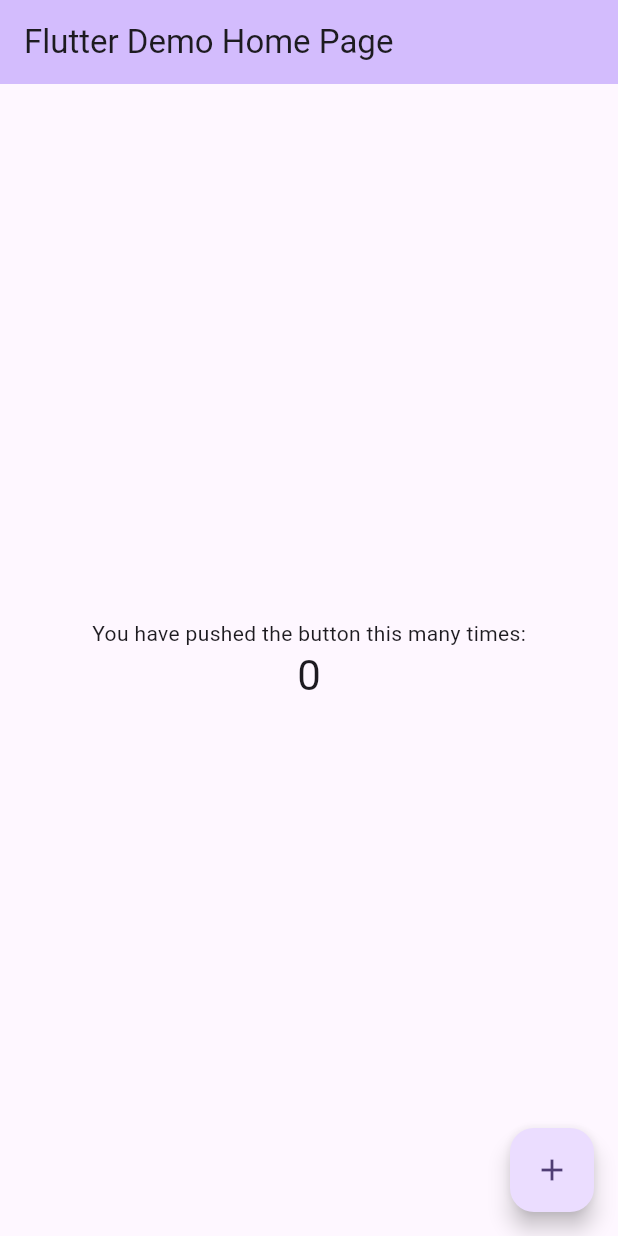
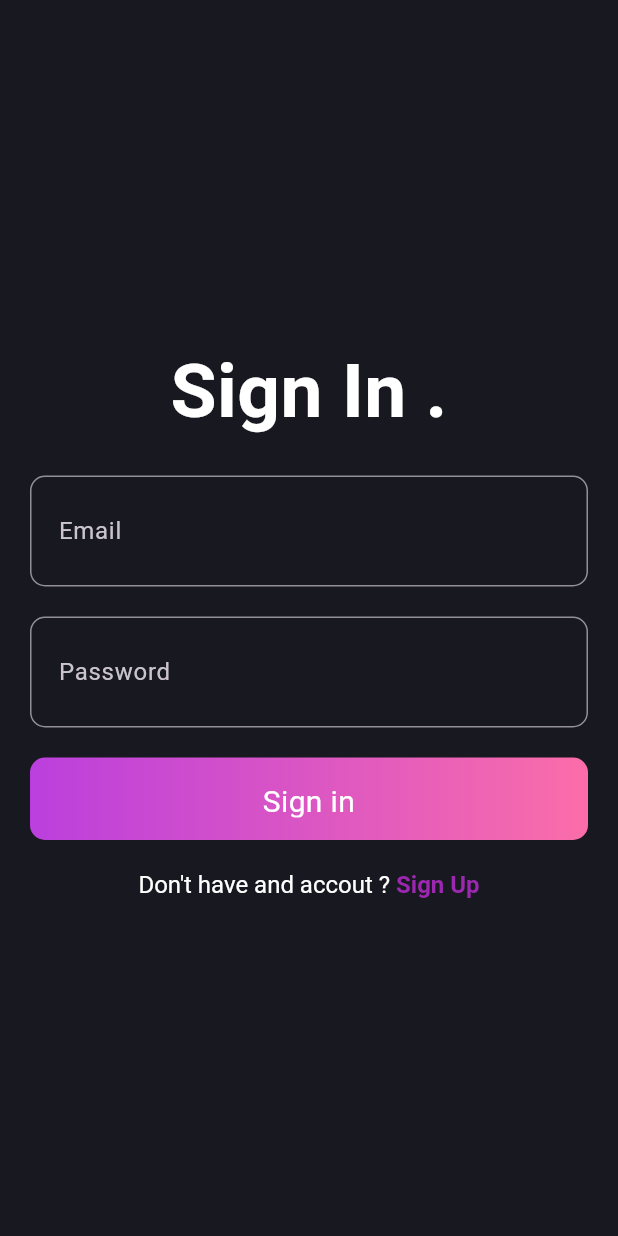
Before and after one commit to Aditya290605/Blog-App, a Flutter app: the screen it shows after launch, on a phone screen of 412 x 824 dp. Run offline on Flutter 3.47's test engine with Material 3 defaults, Android fonts, the phone set to English and light mode, and no system bars.

Commit message:
sign-up login page created

```diff
--- /dev/null
+++ b/blog_app/lib/core/theme/app_colors.dart
@@ -0,0 +1,13 @@
+import 'package:flutter/material.dart';
+
+class AppPallete {
+  static const Color backgroundColor = Color.fromRGBO(24, 24, 32, 1);
+  static const Color gradient1 = Color.fromRGBO(187, 63, 221, 1);
+  static const Color gradient2 = Color.fromRGBO(251, 109, 169, 1);
+  static const Color gradient3 = Color.fromRGBO(255, 159, 124, 1);
+  static const Color borderColor = Color.fromRGBO(52, 51, 67, 1);
+  static const Color whiteColor = Colors.white;
+  static const Color greyColor = Colors.grey;
+  static const Color errorColor = Colors.redAccent;
+  static const Color transparentColor = Colors.transparent;
+}
--- /dev/null
+++ b/blog_app/lib/core/theme/app_theme.dart
@@ -0,0 +1,16 @@
+import 'package:blog_app/core/theme/app_colors.dart';
+import 'package:flutter/material.dart';
+
+class AppTheme {
+  static final darkThemeMode = ThemeData.dark().copyWith(
+    scaffoldBackgroundColor: AppPallete.backgroundColor,
+    inputDecorationTheme: InputDecorationTheme(
+      contentPadding: EdgeInsets.symmetric(horizontal: 15, vertical: 25),
+      border: OutlineInputBorder(
+        borderRadius: BorderRadius.circular(10.0),
+
+        borderSide: BorderSide(color: AppPallete.borderColor, width: 3.0),
+      ),
+    ),
+  );
+}
--- /dev/null
+++ b/blog_app/lib/features/auth/presentation/pages/sign_in_page.dart
@@ -0,0 +1,71 @@
+import 'package:blog_app/features/auth/presentation/pages/sign_up_page.dart';
+import 'package:blog_app/features/auth/presentation/widgets/custom_button.dart';
+import 'package:blog_app/features/auth/presentation/widgets/custom_textfeild.dart';
+import 'package:flutter/material.dart';
+
+class SignInPage extends StatefulWidget {
+  const SignInPage({super.key});
+  static route() => MaterialPageRoute(builder: (context) => const SignInPage());
+
+  @override
+  State<SignInPage> createState() => _SignInPageState();
+}
+
+class _SignInPageState extends State<SignInPage> {
+  final TextEditingController emailController = TextEditingController();
+  final TextEditingController passwordController = TextEditingController();
+
+  @override
+  Widget build(BuildContext context) {
+    return Scaffold(
+      body: Padding(
+        padding: const EdgeInsets.symmetric(horizontal: 20),
+        child: Column(
+          mainAxisAlignment: MainAxisAlignment.center,
+          crossAxisAlignment: CrossAxisAlignment.center,
+          children: [
+            const Text(
+              'Sign In .',
+              style: TextStyle(
+                color: Colors.white,
+                fontSize: 50,
+                fontWeight: FontWeight.bold,
+              ),
+            ),
+            const SizedBox(height: 20),
+            CustomTextfeild(hintText: 'Email', controller: emailController),
+            const SizedBox(height: 20),
+            CustomTextfeild(
+              hintText: 'Password',
+              controller: passwordController,
+              obscureText: true,
+            ),
+            const SizedBox(height: 20),
+            CustomButton(text: 'Sign in', onPressed: () {}),
+            const SizedBox(height: 20),
+            GestureDetector(
+              onTap: () {
+                Navigator.of(context).push(SignUpPage.route());
+              },
+              child: RichText(
+                text: TextSpan(
+                  text: 'Don\'t have and accout ? ',
+                  style: const TextStyle(color: Colors.white, fontSize: 16),
+                  children: [
+                    TextSpan(
+                      text: 'Sign Up',
+                      style: const TextStyle(
+                        color: Colors.purple,
+                        fontWeight: FontWeight.bold,
+                      ),
+                    ),
+                  ],
+                ),
+              ),
+            ),
+          ],
+        ),
+      ),
+    );
+  }
+}
--- /dev/null
+++ b/blog_app/lib/features/auth/presentation/widgets/custom_button.dart
@@ -0,0 +1,30 @@
+import 'package:blog_app/core/theme/app_colors.dart';
+import 'package:flutter/material.dart';
+
+class CustomButton extends StatelessWidget {
+  final String? text;
+  final VoidCallback? onPressed;
+  const CustomButton({super.key, required this.text, required this.onPressed});
+
+  @override
+  Widget build(BuildContext context) {
+    return Container(
+      width: double.infinity,
+      padding: const EdgeInsets.symmetric(horizontal: 20, vertical: 15),
+      height: 55,
+      decoration: BoxDecoration(
+        gradient: LinearGradient(
+          begin: Alignment.centerLeft,
+          end: Alignment.centerRight,
+          colors: [AppPallete.gradient1, AppPallete.gradient2],
+        ),
+        borderRadius: BorderRadius.circular(10.0),
+      ),
+      child: Text(
+        text!,
+        textAlign: TextAlign.center,
+        style: TextStyle(color: Colors.white, fontSize: 20),
+      ),
+    );
+  }
+}
--- /dev/null
+++ b/blog_app/lib/features/auth/presentation/widgets/custom_textfeild.dart
@@ -0,0 +1,39 @@
+import 'package:blog_app/core/theme/app_colors.dart';
+import 'package:flutter/material.dart';
+
+class CustomTextfeild extends StatelessWidget {
+  final String? hintText;
+  final TextEditingController? controller;
+  final bool obscureText;
+
+  const CustomTextfeild({
+    super.key,
+    required this.hintText,
+    required this.controller,
+    this.obscureText = false,
+  });
+
+  @override
+  Widget build(BuildContext context) {
+    return TextFormField(
+      validator: (value) {
+        if (value == null || value.isEmpty) {
+          return 'Please enter $hintText';
+        }
+        return null;
+      },
+      obscureText: obscureText,
+      controller: controller,
+
+      decoration: InputDecoration(
+        hintText: hintText,
+        contentPadding: EdgeInsets.symmetric(horizontal: 15, vertical: 25),
+        border: OutlineInputBorder(
+          borderRadius: BorderRadius.circular(10.0),
+
+          borderSide: BorderSide(color: AppPallete.borderColor, width: 1.0),
+        ),
+      ),
+    );
+  }
+}
--- a/blog_app/lib/main.dart
+++ b/blog_app/lib/main.dart
@@ -1,3 +1,6 @@
+import 'package:blog_app/core/theme/app_theme.dart';
+import 'package:blog_app/features/auth/presentation/pages/sign_in_page.dart';
+
 import 'package:flutter/material.dart';
 
 void main() {
@@ -11,112 +14,10 @@ class MyApp extends StatelessWidget {
   @override
   Widget build(BuildContext context) {
     return MaterialApp(
-      title: 'Flutter Demo',
-      theme: ThemeData(
-        // This is the theme of your application.
-        //
-        // TRY THIS: Try running your application with "flutter run". You'll see
-        // the application has a purple toolbar. Then, without quitting the app,
-        // try changing the seedColor in the colorScheme below to Colors.green
-        // and then invoke "hot reload" (save your changes or press the "hot
-        // reload" button in a Flutter-supported IDE, or press "r" if you used
-        // the command line to start the app).
-        //
-        // Notice that the counter didn't reset back to zero; the application
-        // state is not lost during the reload. To reset the state, use hot
-        // restart instead.
-        //
-        // This works for code too, not just values: Most code changes can be
-        // tested with just a hot reload.
-        colorScheme: ColorScheme.fromSeed(seedColor: Colors.deepPurple),
-      ),
-      home: const MyHomePage(title: 'Flutter Demo Home Page'),
+      title: 'Blog App',
+      debugShowCheckedModeBanner: false,
+      theme: AppTheme.darkThemeMode,
+      home: const SignInPage(),
     );
   }
 }
-
-class MyHomePage extends StatefulWidget {
-  const MyHomePage({super.key, required this.title});
-
-  // This widget is the home page of your application. It is stateful, meaning
-  // that it has a State object (defined below) that contains fields that affect
-  // how it looks.
-
-  // This class is the configuration for the state. It holds the values (in this
-  // case the title) provided by the parent (in this case the App widget) and
-  // used by the build method of the State. Fields in a Widget subclass are
-  // always marked "final".
-
-  final String title;
-
-  @override
-  State<MyHomePage> createState() => _MyHomePageState();
-}
-
-class _MyHomePageState extends State<MyHomePage> {
-  int _counter = 0;
-
-  void _incrementCounter() {
-    setState(() {
-      // This call to setState tells the Flutter framework that something has
-      // changed in this State, which causes it to rerun the build method below
-      // so that the display can reflect the updated values. If we changed
-      // _counter without calling setState(), then the build method would not be
-      // called again, and so nothing would appear to happen.
-      _counter++;
-    });
-  }
-
-  @override
-  Widget build(BuildContext context) {
-    // This method is rerun every time setState is called, for instance as done
-    // by the _incrementCounter method above.
-    //
-    // The Flutter framework has been optimized to make rerunning build methods
-    // fast, so that you can just rebuild anything that needs updating rather
-    // than having to individually change instances of widgets.
-    return Scaffold(
-      appBar: AppBar(
-        // TRY THIS: Try changing the color here to a specific color (to
-        // Colors.amber, perhaps?) and trigger a hot reload to see the AppBar
-        // change color while the other colors stay the same.
-        backgroundColor: Theme.of(context).colorScheme.inversePrimary,
-        // Here we take the value from the MyHomePage object that was created by
-        // the App.build method, and use it to set our appbar title.
-        title: Text(widget.title),
-      ),
-      body: Center(
-        // Center is a layout widget. It takes a single child and positions it
-        // in the middle of the parent.
-        child: Column(
-          // Column is also a layout widget. It takes a list of children and
-          // arranges them vertically. By default, it sizes itself to fit its
-          // children horizontally, and tries to be as tall as its parent.
-          //
-          // Column has various properties to control how it sizes itself and
-          // how it positions its children. Here we use mainAxisAlignment to
-          // center the children vertically; the main axis here is the vertical
-          // axis because Columns are vertical (the cross axis would be
-          // horizontal).
-          //
-          // TRY THIS: Invoke "debug painting" (choose the "Toggle Debug Paint"
-          // action in the IDE, or press "p" in the console), to see the
-          // wireframe for each widget.
-          mainAxisAlignment: MainAxisAlignment.center,
-          children: <Widget>[
-            const Text('You have pushed the button this many times:'),
-            Text(
-              '$_counter',
-              style: Theme.of(context).textTheme.headlineMedium,
-            ),
-          ],
-        ),
-      ),
-      floatingActionButton: FloatingActionButton(
-        onPressed: _incrementCounter,
-        tooltip: 'Increment',
-        child: const Icon(Icons.add),
-      ), // This trailing comma makes auto-formatting nicer for build methods.
-    );
-  }
-}
--- a/blog_app/pubspec.yaml
+++ b/blog_app/pubspec.yaml
@@ -34,6 +34,8 @@ dependencies:
   # The following adds the Cupertino Icons font to your application.
   # Use with the CupertinoIcons class for iOS style icons.
   cupertino_icons: ^1.0.8
+  flutter_bloc: ^9.1.1
+  provider: ^6.1.5
 
 dev_dependencies:
   flutter_test:
```
Also changed, not shown: blog_app/lib/features/auth/presentation/pages/sign_up_page.dart (added, +77 -0 lines), blog_app/pubspec.lock.
